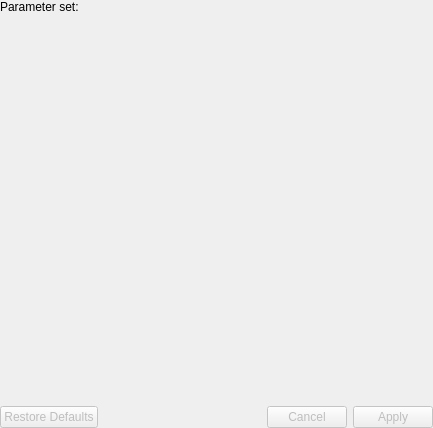
Before: the Qt Designer form Base/QTCLI/Resources/UI/qSlicerCLIModuleWidget.ui in Slicer/SlicerGitSVNArchive, drawn with Qt 5.
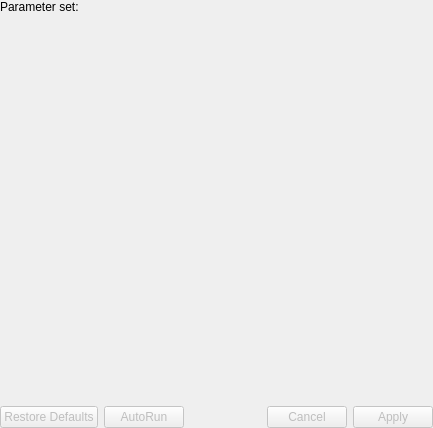
After: the same form once the commit is applied. Custom widgets are drawn as their Qt base class.

Commit message:
ENH: Add vtkMRMLCommandLineModuleNode::SetAutoRun()
It gives the ability to automatically run a CLI when input parameters
changed.
Closes #2940

Patch:
```diff
--- a/Base/QTCLI/Resources/UI/qSlicerCLIModuleWidget.ui
+++ b/Base/QTCLI/Resources/UI/qSlicerCLIModuleWidget.ui
@@ -108,6 +108,19 @@
        </property>
       </widget>
      </item>
+     <item>
+      <widget class="ctkMenuButton" name="AutoRunPushButton">
+       <property name="enabled">
+        <bool>false</bool>
+       </property>
+       <property name="text">
+        <string>AutoRun</string>
+       </property>
+       <property name="checkable">
+        <bool>true</bool>
+       </property>
+      </widget>
+     </item>
      <item>
       <spacer name="HorizontalSpacer">
        <property name="orientation">
@@ -169,6 +182,11 @@
    <header>qSlicerWidget.h</header>
    <container>1</container>
   </customwidget>
+  <customwidget>
+   <class>ctkMenuButton</class>
+   <extends>QPushButton</extends>
+   <header>ctkMenuButton.h</header>
+  </customwidget>
   <customwidget>
    <class>qSlicerCLIProgressBar</class>
    <extends>QWidget</extends>
```
The commit also changes 7 other files.
